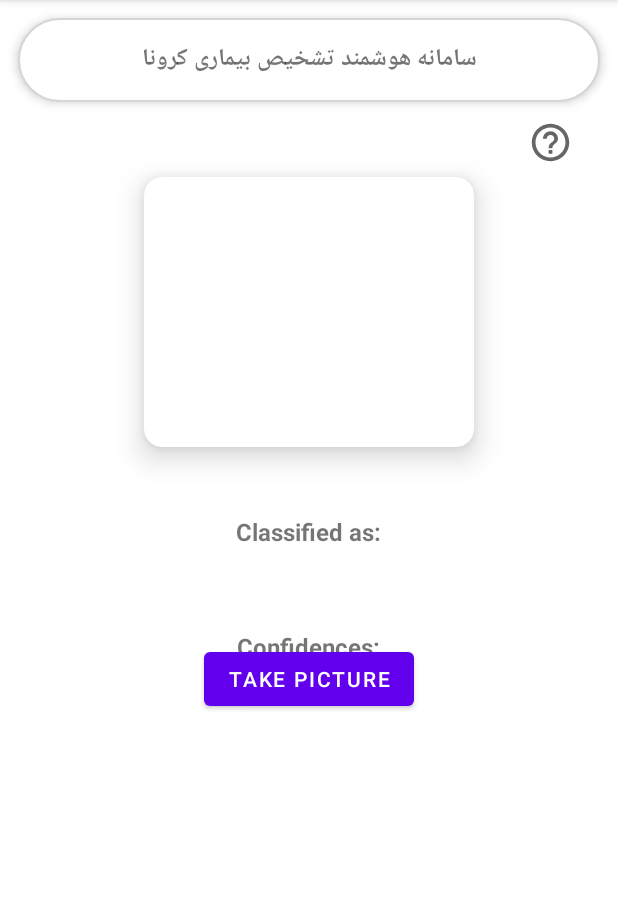
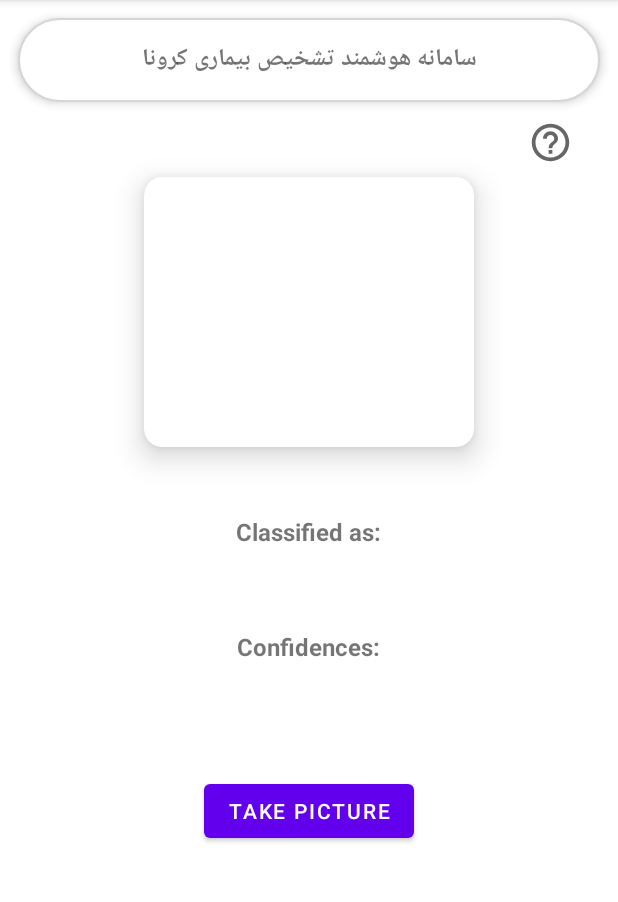
Before and after one commit to amirhosseinsarbazvatan/CovidDetector, an Android app: the MainPageActivity screen opened directly, with no data from a screen before it, on a phone screen of 412 x 824 dp, the part 84-986 px from its top. Run offline under Robolectric (Android 15) with nearby library versions, the phone set to English and light mode, and no system bars.

Commit message:
layout commit

```diff
--- a/app/src/main/res/layout/activity_main_page.xml
+++ b/app/src/main/res/layout/activity_main_page.xml
@@ -38,15 +38,16 @@
 
 
             <ImageButton
+                android:id="@+id/help_image_btn"
                 android:layout_width="30dp"
                 android:layout_height="30dp"
-        android:src="@drawable/ic_baseline_help_outline_24"
-        android:backgroundTint="@color/white"
-        android:background="@color/white"
-        android:scaleType="centerCrop"
                 android:layout_alignParentRight="true"
                 android:layout_marginTop="80dp"
-        android:layout_marginRight="30dp"/>
+                android:layout_marginRight="30dp"
+                android:background="@color/white"
+                android:backgroundTint="@color/white"
+                android:scaleType="centerCrop"
+                android:src="@drawable/ic_baseline_help_outline_24" />
 
     <androidx.cardview.widget.CardView
         android:id="@+id/image_box_card"
@@ -70,14 +71,6 @@
 
     </androidx.cardview.widget.CardView>
 
-
-            <Button
-                android:id="@+id/button"
-                android:layout_width="wrap_content"
-                android:layout_height="wrap_content"
-                android:layout_centerHorizontal="true"
-                android:layout_alignParentBottom="true"
-                android:text="Take Picture" />
 
     <TextView
         android:id="@+id/classified"
@@ -127,6 +120,15 @@
             android:textSize="14sp"
             android:textStyle="bold" />
 
+            <Button
+                android:id="@+id/take_pic_btn"
+                android:layout_below="@+id/confidence"
+                android:layout_marginTop="40dp"
+                android:layout_width="wrap_content"
+                android:layout_height="wrap_content"
+                android:layout_centerHorizontal="true"
+                android:text="Take Picture" />
+
 
         </RelativeLayout>
     </ScrollView>
```
Lines whose indentation alone changed are shown as unchanged.
